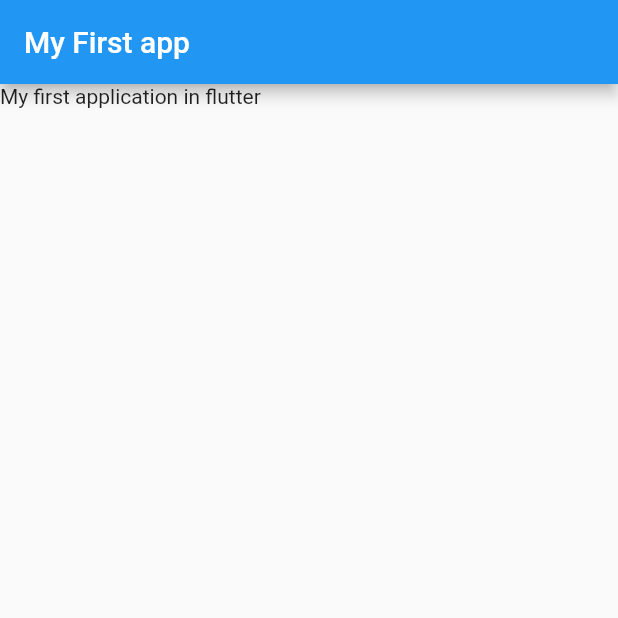
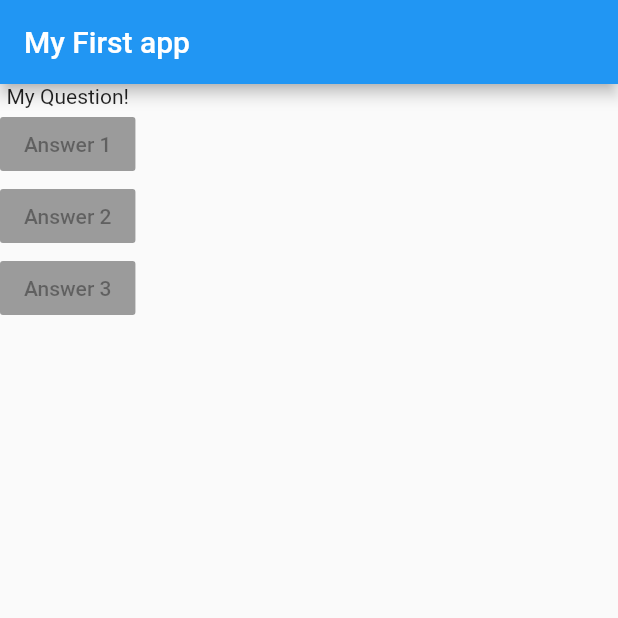
Before and after one commit to sanketkumbhare/flutter, a Flutter app: the screen it shows after launch, on a phone screen of 412 x 824 dp, the top half of it. Run offline on Flutter 3.47's test engine with Material 2 defaults, Android fonts, the phone set to English and light mode, and no system bars.

Commit message:
How to use multiple widget with the help of Row() Column() layouts..

```diff
--- a/flutter_demo_quiz/lib/main.dart
+++ b/flutter_demo_quiz/lib/main.dart
@@ -9,7 +9,23 @@ class MyApp extends StatelessWidget {
         appBar: AppBar(
           title: Text('My First app'),
         ),
-        body: Text("My first application in flutter"),
+        body: Column(
+          children: <Widget>[
+            Text("My Question!"),
+            RaisedButton(
+              child: Text("Answer 1"),
+              onPressed: null,
+            ),
+            RaisedButton(
+              child: Text("Answer 2"),
+              onPressed: null,
+            ),
+            RaisedButton(
+              child: Text("Answer 3"),
+              onPressed: null,
+            ),
+          ],
+        ),
       ),
     );
   }
```
